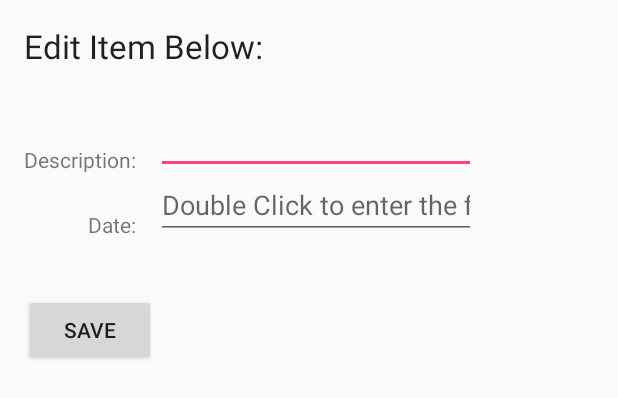
After one commit to myluco/SimpleTodo, an Android app: the layout fragment_edit_item.xml on its own in the app's theme, with its tools: preview values and no code run, on a phone screen of 412 x 824 dp. The commit adds this screen. Shown: the top 398 px of the screen. Run offline under Robolectric (Android 15) with nearby library versions, the light colour scheme and no system bars.

Commit message:
Changed from EditItemActivity to EditItemFragment. Using the newly created fragment to deal with Editing the item description/date

```diff
--- a/app/build.gradle
+++ b/app/build.gradle
@@ -22,9 +22,12 @@ android {
 dependencies {
     compile fileTree(dir: 'libs', include: ['*.jar'])
     testCompile 'junit:junit:4.12'
+
     compile 'com.android.support:appcompat-v7:23.1.1'
     compile 'com.google.android.gms:play-services-appindexing:8.1.0'
     compile 'commons-io:commons-io:2.4'
     compile 'com.michaelpardo:activeandroid:3.1.0-SNAPSHOT'
-
+    compile 'com.android.support:support-v4:23.1.1'
+    compile 'com.google.android.gms:play-services:8.4.0'
+    compile 'com.android.support:recyclerview-v7:23.1.1'
 }
--- /dev/null
+++ b/app/src/main/res/layout/fragment_edit_item.xml
@@ -0,0 +1,74 @@
+    <RelativeLayout xmlns:android="http://schemas.android.com/apk/res/android"
+        xmlns:tools="http://schemas.android.com/tools"
+        android:layout_width="match_parent"
+        android:layout_height="match_parent"
+        android:paddingBottom="@dimen/activity_vertical_margin"
+        android:paddingLeft="@dimen/activity_horizontal_margin"
+        android:paddingRight="@dimen/activity_horizontal_margin"
+        android:paddingTop="@dimen/activity_vertical_margin"
+        tools:context="com.myluco.simpletodo.EditItemFragment">
+
+        <EditText
+            android:layout_width="wrap_content"
+            android:layout_height="wrap_content"
+            android:inputType="textMultiLine"
+            android:ems="10"
+            android:id="@+id/etItemEdit"
+            android:layout_marginTop="25dp"
+            android:layout_below="@+id/tvItemBelow"
+            android:layout_toRightOf="@+id/btSave"
+            android:layout_toEndOf="@+id/btSave" />
+
+        <Button
+            android:layout_width="wrap_content"
+            android:layout_height="wrap_content"
+            android:text="@string/button_save"
+            android:id="@+id/btSave"
+            android:onClick="onSaveEditItemDialog"
+            android:layout_marginTop="80dp"
+            android:layout_below="@+id/etItemEdit"
+            android:layout_alignParentLeft="true"
+            android:layout_alignParentStart="true" />
+
+        <TextView
+            android:layout_width="wrap_content"
+            android:layout_height="wrap_content"
+            android:textAppearance="?android:attr/textAppearanceLarge"
+            android:text="@string/label_editItem"
+            android:id="@+id/tvItemBelow"
+            android:layout_alignParentTop="true"
+            android:layout_alignParentLeft="true"
+            android:layout_alignParentStart="true" />
+
+        <TextView
+            android:layout_width="wrap_content"
+            android:layout_height="wrap_content"
+            android:text="@string/description_label"
+            android:id="@+id/textView2"
+            android:layout_above="@+id/btSave"
+            android:layout_alignParentLeft="true"
+            android:layout_alignParentStart="true" />
+
+        <TextView
+            android:layout_width="wrap_content"
+            android:layout_height="wrap_content"
+            android:text="@string/date_label"
+            android:id="@+id/textView3"
+            android:layout_below="@+id/textView2"
+            android:layout_alignRight="@+id/textView2"
+            android:layout_alignEnd="@+id/textView2"
+            android:layout_marginTop="24dp" />
+
+        <EditText
+            android:layout_width="wrap_content"
+            android:layout_height="wrap_content"
+            android:inputType="date"
+            android:ems="10"
+            android:id="@+id/etDateItem"
+            android:layout_alignBottom="@+id/textView3"
+            android:layout_alignLeft="@+id/etItemEdit"
+            android:layout_alignStart="@+id/etItemEdit"
+            android:hint="@string/hint_date" />
+
+
+    </RelativeLayout>
--- a/app/src/main/res/values/dimens.xml
+++ b/app/src/main/res/values/dimens.xml
@@ -2,4 +2,5 @@
     <!-- Default screen margins, per the Android Design guidelines. -->
     <dimen name="activity_horizontal_margin">16dp</dimen>
     <dimen name="activity_vertical_margin">16dp</dimen>
+    <dimen name="text_margin">16dp</dimen>
 </resources>
--- a/app/src/main/res/values/strings.xml
+++ b/app/src/main/res/values/strings.xml
@@ -9,4 +9,7 @@
     <string name="description_label">Description:</string>
     <string name="date_label">Date:</string>
     <string name="hint_date">Double Click to enter the finished Date</string>
+
+    <!-- TODO: Remove or change this placeholder text -->
+    <string name="hello_blank_fragment">Hello blank fragment</string>
 </resources>
```
Also changed, not shown: app/src/main/AndroidManifest.xml (+7 -5 lines), app/src/main/java/com/myluco/simpletodo/EditItemFragment.java (added, +116 -0 lines), app/src/main/java/com/myluco/simpletodo/TodoActivity.java (+58 -54 lines), app/src/main/res/layout/activity_edit_item.xml (+1 -10 lines), 1 other file.
